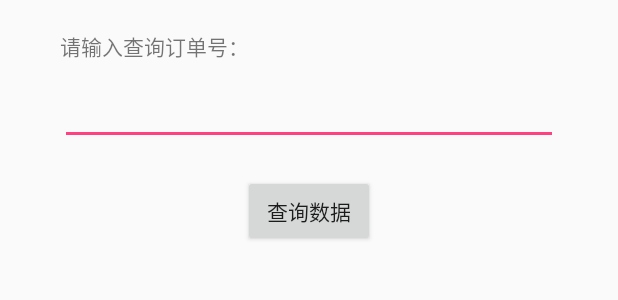
After one commit to chenrushui/android, an Android app: the layout activity_rx_post_data.xml on its own in the app's theme, with its tools: preview values and no code run, on a phone screen of 412 x 824 dp. The commit adds this screen. Shown: the top 300 px of the screen. Run offline under Robolectric (Android 15) with nearby library versions, the phone set to English and light mode, and no system bars.

Commit message:
20160919 RxAndroid两个案例

```diff
--- a/app/src/main/AndroidManifest.xml
+++ b/app/src/main/AndroidManifest.xml
@@ -33,12 +33,11 @@
             android:screenOrientation="portrait"></activity>
         <activity android:name=".ui.TestNetWorkActivity"></activity>
         <activity android:name=".ui.Handle1Activity"></activity>
-        <activity android:name=".ui.rx.TestRxAndroidActivity">
+        <activity android:name=".ui.rx.RxDownLoadImgActivity">
             <intent-filter>
                 <action android:name="android.intent.action.MAIN" />
                 <category android:name="android.intent.category.LAUNCHER" />
             </intent-filter>
-
         </activity>
 
     </application>
--- a/app/src/main/java/com/crs/demo/constant/UrlConstant.java
+++ b/app/src/main/java/com/crs/demo/constant/UrlConstant.java
@@ -8,9 +8,8 @@ package com.crs.demo.constant;
 public interface UrlConstant {
 
     String ORDER_STATUS = "http://api.tuhu.test/Order/GetTousuTypeValue";
+    //orderNo=TH01587458
     String ORDER_STATUS_POST = "http://api.tuhu.test/Order/GetOrderStatusForCheLun";
-
     String BASE_API = "";
-
     String IMAGE_URL = "http://www.fjsen.com/images/attachement/jpg/site2/20111027/001aa02cbc3b1012e7b936.jpg";
 }
--- /dev/null
+++ b/app/src/main/res/layout/activity_rx_post_data.xml
@@ -0,0 +1,42 @@
+<?xml version="1.0" encoding="utf-8"?>
+<LinearLayout xmlns:android="http://schemas.android.com/apk/res/android"
+    android:id="@+id/activity_main"
+    android:layout_width="match_parent"
+    android:layout_height="match_parent">
+
+
+    <LinearLayout
+        android:layout_width="match_parent"
+        android:layout_height="match_parent"
+        android:layout_marginLeft="40dp"
+        android:layout_marginRight="40dp"
+        android:orientation="vertical">
+
+
+        <TextView
+            android:layout_width="match_parent"
+            android:layout_height="wrap_content"
+            android:layout_marginTop="20dp"
+            android:text="请输入查询订单号：" />
+
+        <EditText
+            android:id="@+id/et_rx_post_data"
+            android:layout_width="match_parent"
+            android:layout_height="wrap_content"
+            android:layout_gravity="center_horizontal"
+            android:layout_marginTop="10dp" />
+
+
+        <Button
+            android:id="@+id/btn_rx_post_data"
+            android:layout_width="wrap_content"
+            android:layout_height="wrap_content"
+            android:layout_gravity="center_horizontal"
+            android:layout_marginTop="20dp"
+            android:text="查询数据" />
+
+
+    </LinearLayout>
+
+
+</LinearLayout>
```
Also changed, not shown: app/src/main/java/com/crs/demo/ui/rx/DownLoadUtils.java (+16 -15 lines), app/src/main/java/com/crs/demo/ui/rx/QueryUtils.java (renamed from app/src/main/java/com/crs/demo/ui/rx/LoginUtils.java, +15 -17 lines), app/src/main/java/com/crs/demo/ui/rx/RxDownLoadImgActivity.java (added, +85 -0 lines), app/src/main/java/com/crs/demo/ui/rx/RxPostDataActivity.java (added, +101 -0 lines), app/src/main/java/com/crs/demo/ui/rx/TestRxActivity.java (deleted, +0 -58 lines), app/src/main/java/com/crs/demo/ui/rx/TestRxAndroidActivity.java (deleted, +0 -92 lines), app/src/main/res/layout/activity_handle_1.xml (added, +20 -0 lines), app/src/main/res/layout/activity_rx_download_img.xml (added, +31 -0 lines).
